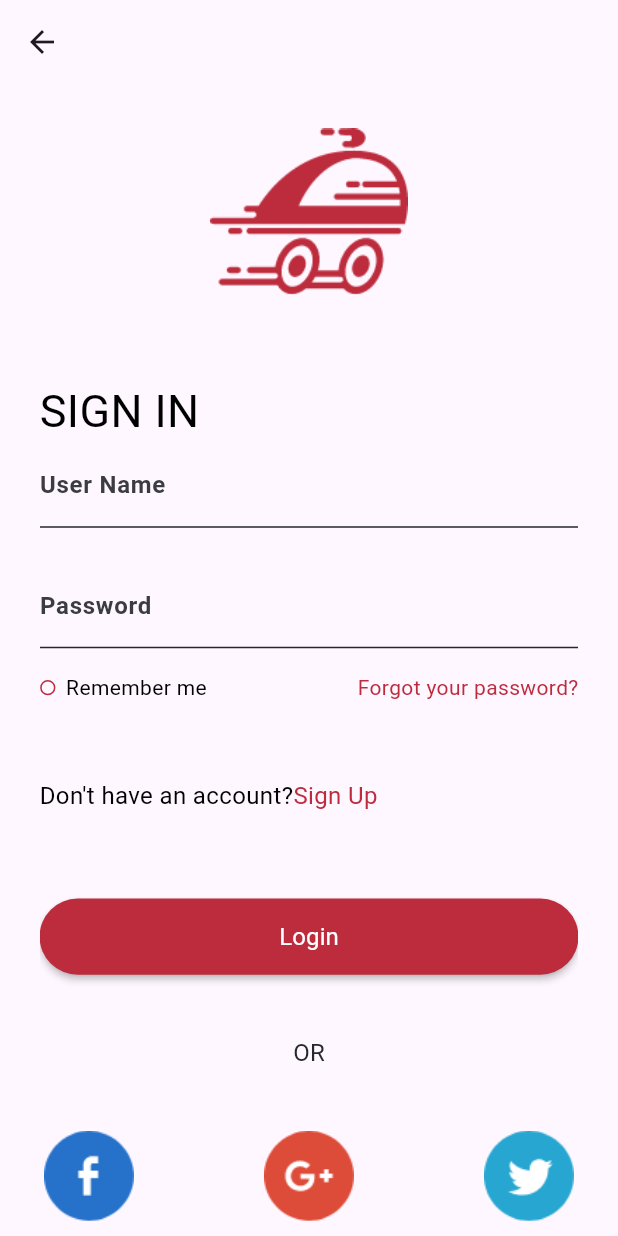
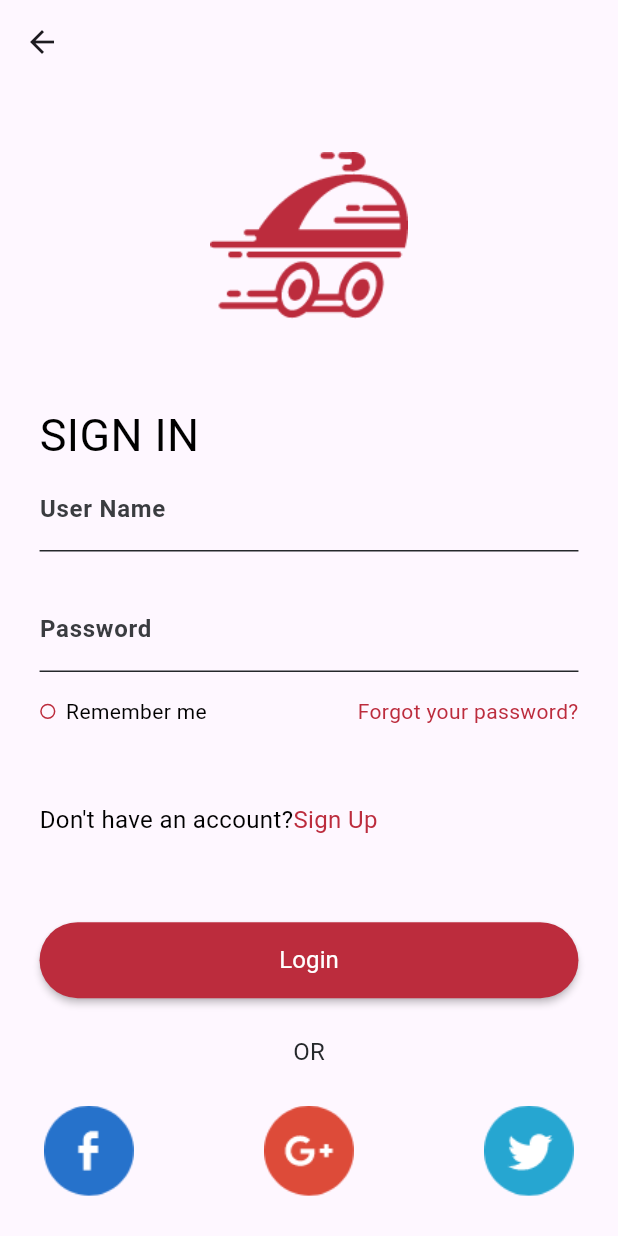
Before and after one commit to AhmedZidan5956/food_app2, a Flutter app: the LoginView screen opened by its route, on a phone screen of 412 x 824 dp. Run offline on Flutter 3.47's test engine with Material 2 defaults, Android fonts, the phone set to English and light mode, and no system bars; our stand-ins replace easy_localization, flutter_screenutil, get, shared_preferences; accounts and stored records are empty.

```diff
--- a/lib/core/features/auth/presentation/view/login_view.dart
+++ b/lib/core/features/auth/presentation/view/login_view.dart
@@ -197,7 +197,7 @@ class _LoginViewState extends State<LoginView> {
               ),
               spacerFlex: 4,
             ),
-             SizedBox(height: ManagerHeight.h40, ),
+             SizedBox(height: ManagerHeight.h24, ),
             Text(
               ManagerStrings.or,
               style: TextStyle(
@@ -205,7 +205,7 @@ class _LoginViewState extends State<LoginView> {
                 color: ManagerColors.secondaryColor,
               ),
             ),
-             SizedBox(height: ManagerHeight.h40, ),
+             SizedBox(height: ManagerHeight.h24, ),
             Row(
               mainAxisAlignment: MainAxisAlignment.spaceBetween,
               children: [
```
